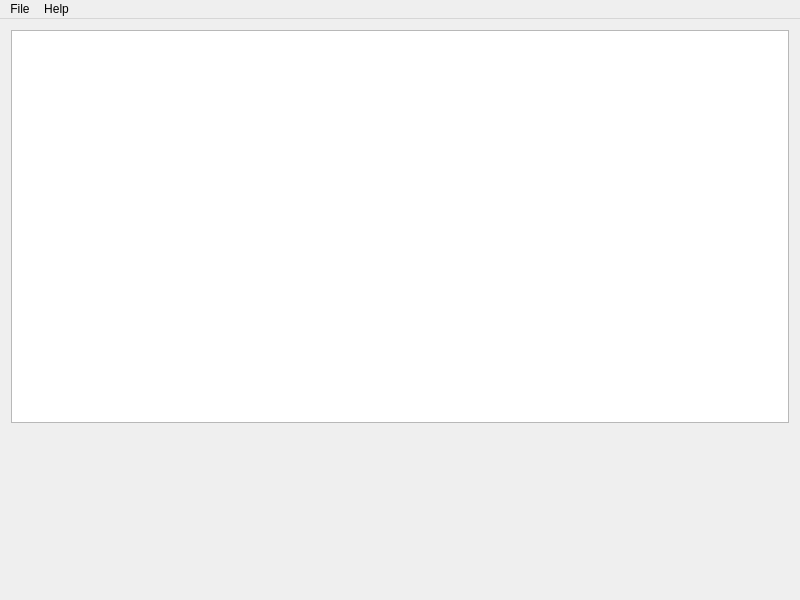
Old version of the form mainwindow.ui in the repository alorence/tym.
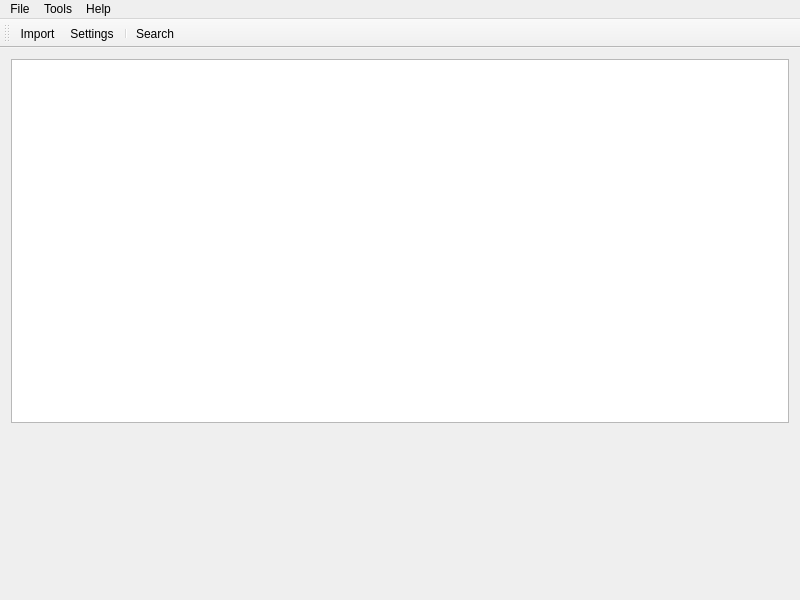
New version of the form. Custom widgets are drawn as their Qt base class.

Commit message: Add skeleton of future settings dialog

```diff
--- a/mainwindow.ui
+++ b/mainwindow.ui
@@ -21,10 +21,29 @@
   </property>
   <widget class="QWidget" name="centralWidget">
    <layout class="QGridLayout" name="gridLayout">
-    <item row="0" column="0">
-     <widget class="LibraryView" name="libraryView"/>
-    </item>
     <item row="1" column="0">
+     <widget class="LibraryView" name="libraryView">
+      <property name="alternatingRowColors">
+       <bool>true</bool>
+      </property>
+      <property name="selectionBehavior">
+       <enum>QAbstractItemView::SelectRows</enum>
+      </property>
+      <property name="showGrid">
+       <bool>false</bool>
+      </property>
+      <property name="cornerButtonEnabled">
+       <bool>false</bool>
+      </property>
+      <attribute name="horizontalHeaderHighlightSections">
+       <bool>false</bool>
+      </attribute>
+      <attribute name="verticalHeaderVisible">
+       <bool>false</bool>
+      </attribute>
+     </widget>
+    </item>
+    <item row="2" column="0">
      <widget class="LibraryElementView" name="singleElementView" native="true">
       <property name="minimumSize">
        <size>
@@ -59,10 +78,33 @@
     </property>
     <addaction name="actionAbout"/>
    </widget>
+   <widget class="QMenu" name="menuTools">
+    <property name="title">
+     <string>Tools</string>
+    </property>
+    <addaction name="actionSearch"/>
+    <addaction name="actionSettings"/>
+   </widget>
    <addaction name="menuFile"/>
+   <addaction name="menuTools"/>
    <addaction name="menuHelp"/>
   </widget>
-  <action name="action_import_files">
+  <widget class="QToolBar" name="toolBar">
+   <property name="windowTitle">
+    <string>toolBar</string>
+   </property>
+   <attribute name="toolBarArea">
+    <enum>TopToolBarArea</enum>
+   </attribute>
+   <attribute name="toolBarBreak">
+    <bool>false</bool>
+   </attribute>
+   <addaction name="actionImport"/>
+   <addaction name="actionSettings"/>
+   <addaction name="separator"/>
+   <addaction name="actionSearch"/>
+  </widget>
+  <action name="actionImport">
    <property name="text">
     <string>Import</string>
    </property>
@@ -88,6 +130,17 @@
     <string>Close</string>
    </property>
   </action>
+  <action name="actionSearch">
+   <property name="text">
+    <string>Search</string>
+   </property>
+   <property name="toolTip">
+    <string>Search on Beatport from files name's informations</string>
+   </property>
+   <property name="shortcut">
+    <string>Ctrl+S</string>
+   </property>
+  </action>
  </widget>
  <layoutdefault spacing="6" margin="11"/>
  <customwidgets>
```
Left out of the diff: 3 changed lines with no effect on the pictures. The commit also changes 11 other files.
